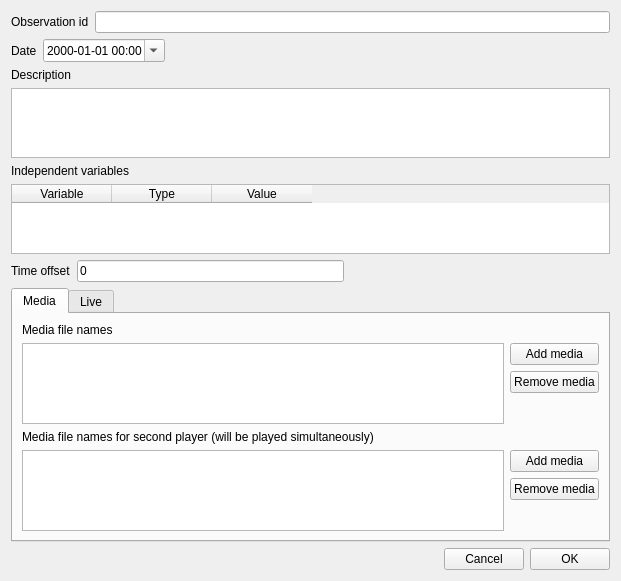
This is observation.ui in olivierfriard/BORIS as Qt 5 draws it before an edit. The edited form follows.
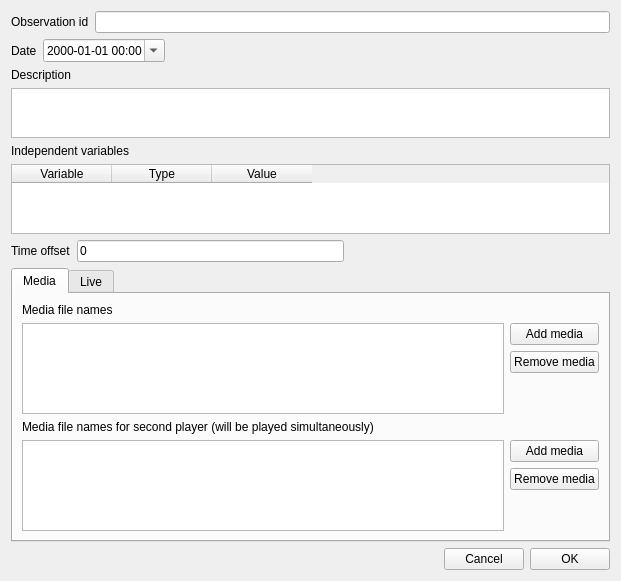
This is the edited form.

Commit message: small fixes to observations list

```diff
--- a/observation.ui
+++ b/observation.ui
@@ -75,7 +75,14 @@
       </widget>
      </item>
      <item>
-      <widget class="QPlainTextEdit" name="teDescription"/>
+      <widget class="QPlainTextEdit" name="teDescription">
+       <property name="maximumSize">
+        <size>
+         <width>16777215</width>
+         <height>50</height>
+        </size>
+       </property>
+      </widget>
      </item>
     </layout>
    </item>
```
The commit also changes 4 other files.
